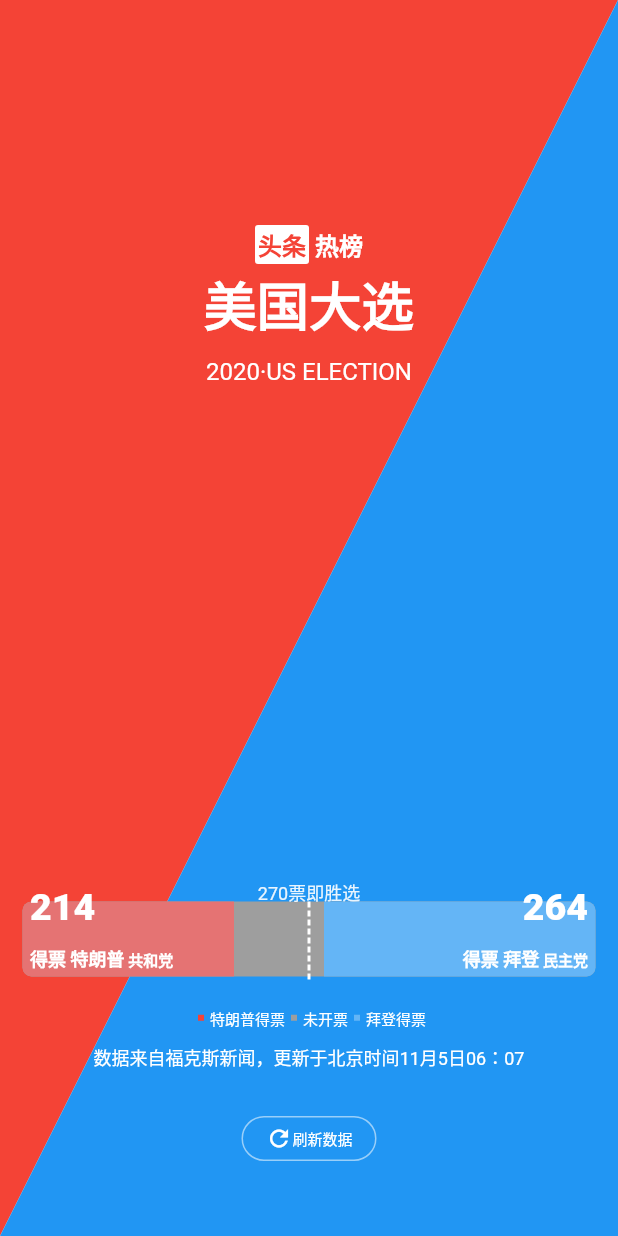
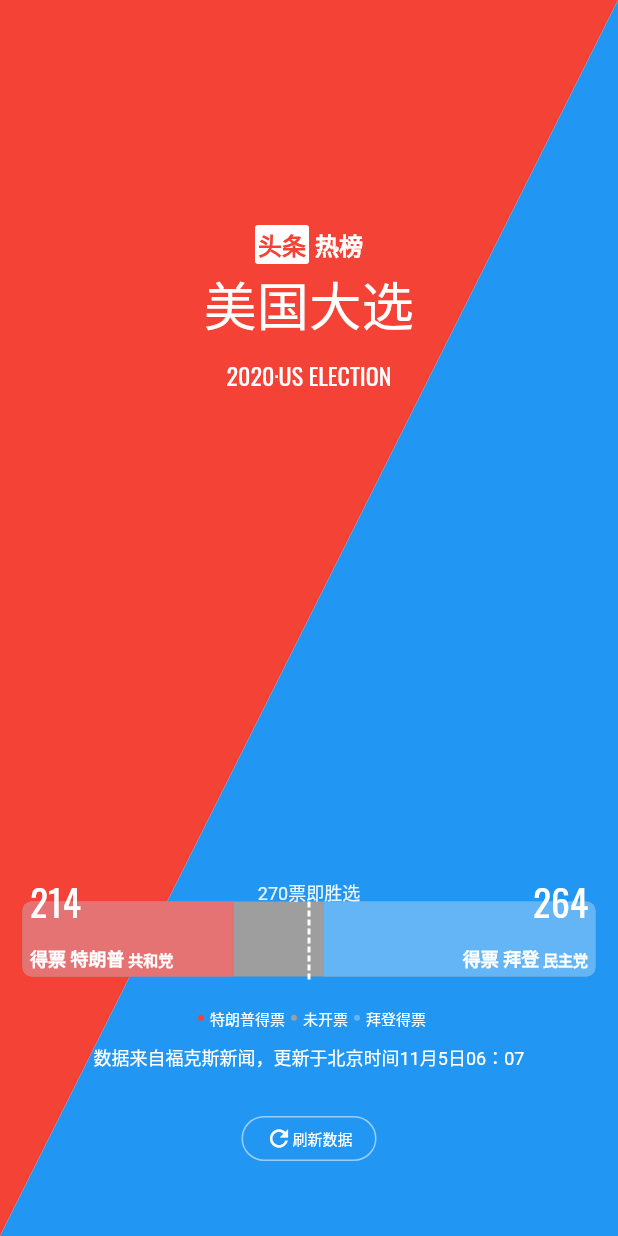
Before and after one commit to lyx0224/flutterwidget, a Flutter app: the PaintDemo2 screen opened by its route, on a phone screen of 412 x 824 dp. Run offline on Flutter 3.47's test engine with Material 2 defaults, Android fonts, the phone set to English and light mode, and no system bars; our stand-ins replace dio; missing offline and left inert: loadmore, pull_to_refresh_notification; Roboto replaces fonts that are missing (ZCOOLXiaoWei).

Commit message:
add custom fonts

```diff
--- a/lib/paint/paint_demo2.dart
+++ b/lib/paint/paint_demo2.dart
@@ -5,7 +5,10 @@
   Widget build(BuildContext context) {
     double voteHeight = 50;
     TextStyle style3 = TextStyle(
-        color: Colors.white, fontSize: 25, fontWeight: FontWeight.w900);
+      color: Colors.white,
+      fontSize: 25,
+      fontFamily: 'Oswald',
+    );
     return Scaffold(
       body: Stack(
         alignment: Alignment.center,
@@ -29,13 +32,17 @@
                   style: TextStyle(
                       color: Colors.white,
                       fontSize: 35,
-                      fontWeight: FontWeight.bold),
+                      fontFamily: 'ZCOOLXiaoWei'),
                 ),
                 Padding(
                   padding: EdgeInsets.only(top: 10),
                   child: Text(
                     '2020·US ELECTION',
-                    style: TextStyle(color: Colors.white, fontSize: 16),
+                    style: TextStyle(
+                      color: Colors.white,
+                      fontSize: 16,
+                      fontFamily: 'Oswald',
+                    ),
                   ),
                 )
               ],
@@ -153,9 +160,9 @@
           width: 4,
         ),
         Container(
-          color: color,
           width: 4,
           height: 4,
+          decoration: ShapeDecoration(shape: CircleBorder(), color: color),
         ),
         SizedBox(
           width: 4,
@@ -323,17 +330,19 @@
     bluePath.moveTo(0, 0);
     bluePath.lineTo(size.width, 0);
     bluePath.lineTo(0, size.height);
+    bluePath.close();
     canvas.drawPath(bluePath, _bluePaint);
 
     Path redPath = Path();
     redPath.moveTo(size.width, 0);
     redPath.lineTo(size.width, size.height);
     redPath.lineTo(0, size.height);
+    redPath.close();
     canvas.drawPath(redPath, _redPaint);
   }
 
   @override
   bool shouldRepaint(CustomPainter oldDelegate) {
-    return true;
+    return false;
   }
 }
```
Also changed, not shown: pubspec.yaml (+7 -11 lines), fonts/Oswald-Regular.ttf (added), 1 other file.
